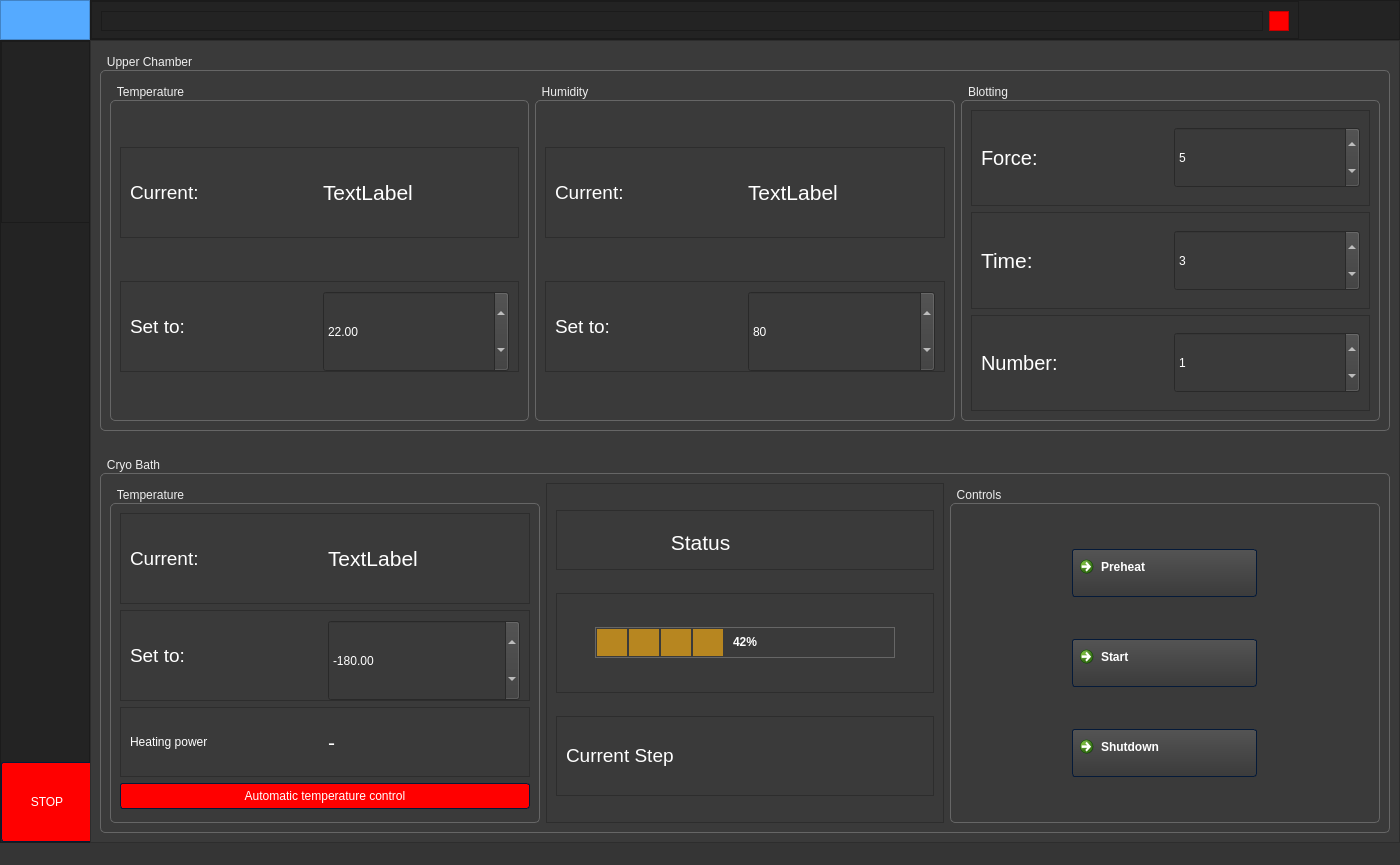
The window that PEM_new_gui.ui (LarsG21/plunge_freezer_gui) describes before a commit, drawn with Qt 5.
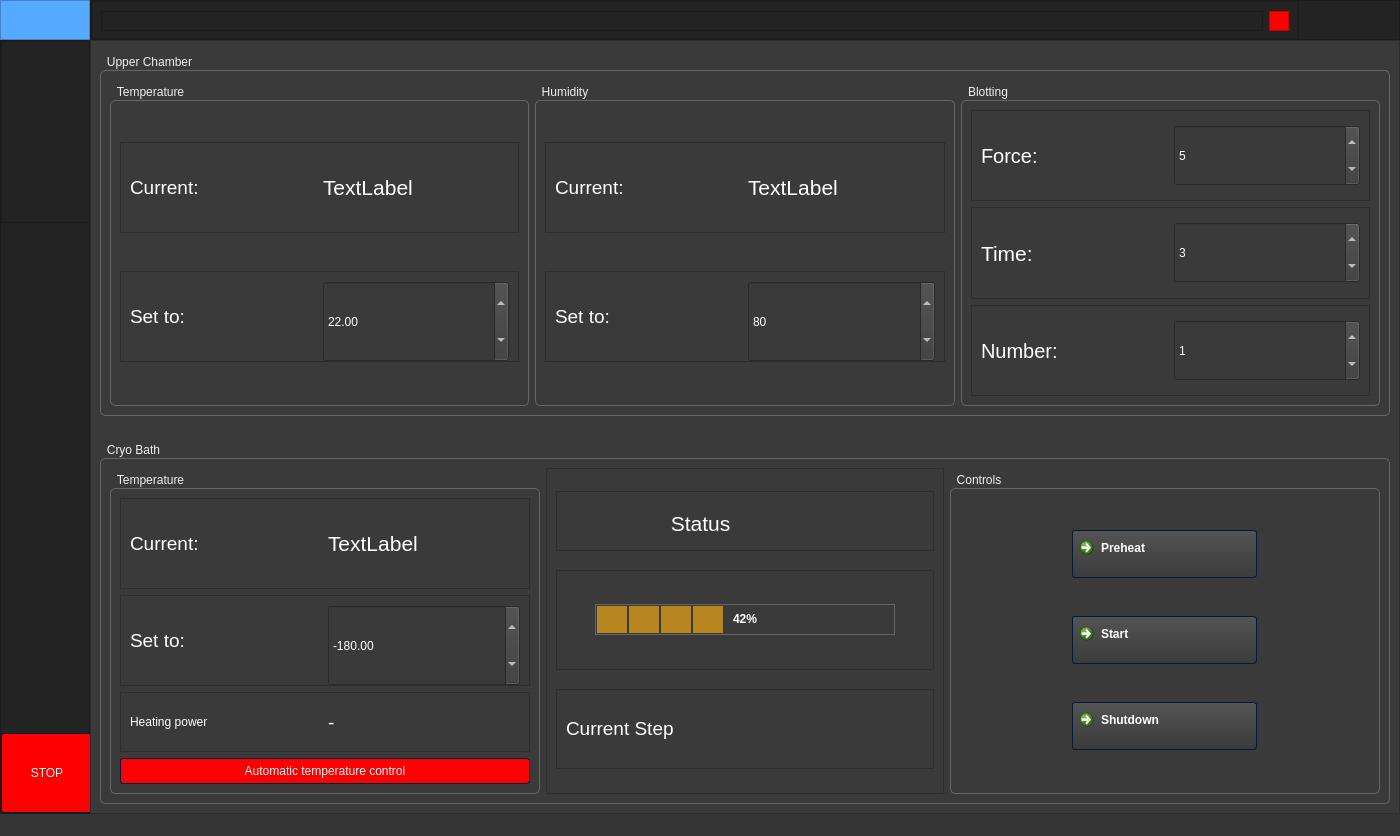
The same window after the commit. Icons and pictures are not drawn.

```diff
--- a/PEM_new_gui.ui
+++ b/PEM_new_gui.ui
@@ -7,7 +7,7 @@
     <x>0</x>
     <y>0</y>
     <width>1400</width>
-    <height>865</height>
+    <height>836</height>
    </rect>
   </property>
   <property name="minimumSize">
@@ -2152,7 +2152,7 @@
                         <widget class="QLabel" name="power_label">
                          <property name="font">
                           <font>
-                           <pointsize>16</pointsize>
+                           <pointsize>14</pointsize>
                           </font>
                          </property>
                          <property name="text">
```
